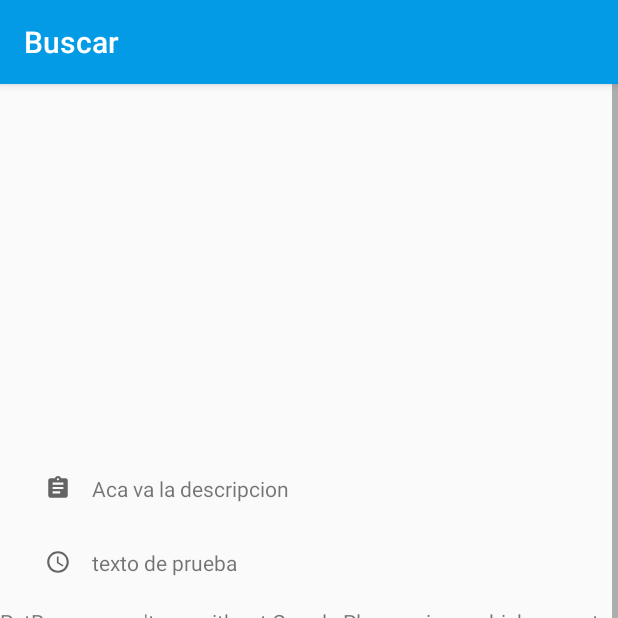
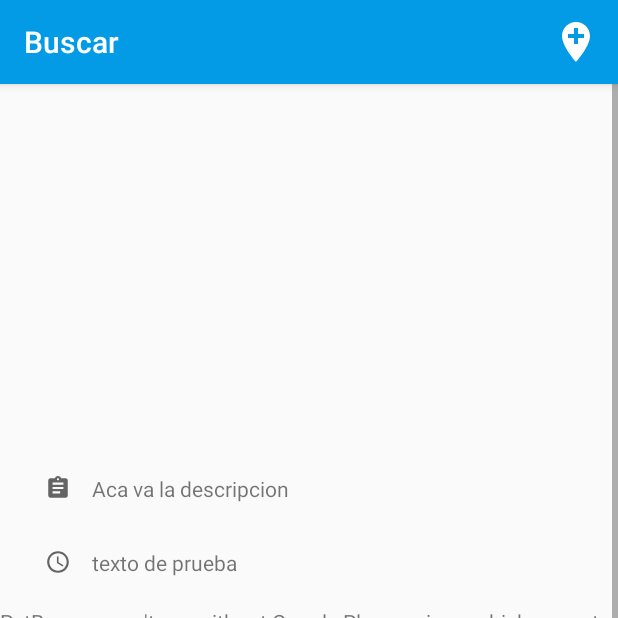
Before and after one commit to BrianWolko/PetRescue, an Android app: the BuscarFragment screen opened through its navigation route, on a phone screen of 412 x 824 dp, the top half of it. Run offline under Robolectric (Android 15) with nearby library versions, the phone set to English and light mode, and no system bars; our stand-ins replace Firebase (no records; nobody signed in at launch, a user with empty details on screens opened directly), navigation-ui; libraries missing offline, so code that uses them is left out: com.flaviofaria.kenburnsview, com.ramotion.cardslider; pictures from the network do not load; 4 statements that could not run were skipped.

Commit message:
Mejoras a BuscarFragment
Ahora tiene un botton en la ActionBar que muestra una BottomSheet View que servira para guardar y enviar todos los datos de una mascota (Falta implementar esa parte)

Cuando se toca a una mascota se detecta cual fue seleccionada. Por ahora solo logea cual es, despues hará que se navegue hacia un nuevo Fragment. Este fragment ya esta creado. PetDetailFragment. El modelo Pet es parceleable

```diff
--- a/app/src/main/java/com/wolkorp/petrescue/adapters/PetsAdapter.kt
+++ b/app/src/main/java/com/wolkorp/petrescue/adapters/PetsAdapter.kt
@@ -6,12 +6,13 @@ import android.view.View
 import android.view.ViewGroup
 import android.widget.ImageView
 import android.widget.TextView
+import androidx.cardview.widget.CardView
 import androidx.recyclerview.widget.RecyclerView
 import com.bumptech.glide.Glide
 import com.wolkorp.petrescue.R
 import com.wolkorp.petrescue.models.Pet
 
-class PetsAdapter(private var petsList: ArrayList<Pet>, private val context: Context): RecyclerView.Adapter<PetsAdapter.PetViewHolder>() {
+class PetsAdapter(private var petsList: ArrayList<Pet>, private val context: Context, var onPetClicked: (Pet) -> Unit): RecyclerView.Adapter<PetsAdapter.PetViewHolder>() {
 
 
 
@@ -41,6 +42,10 @@ class PetsAdapter(private var petsList: ArrayList<Pet>, private val context: Con
             .into(holder.getImageView())
 
 
+
+        holder.getCardLayout().setOnClickListener {
+            onPetClicked(petsList[position])
+        }
     }
 
 
@@ -48,10 +53,12 @@ class PetsAdapter(private var petsList: ArrayList<Pet>, private val context: Con
 
     class PetViewHolder(view: View) : RecyclerView.ViewHolder(view) {
 
+        private var holderView : View
         private val petImage: ImageView
 
 
         init {
+            this.holderView = view
             this.petImage = view.findViewById(R.id.pet_image)
         }
 
@@ -60,6 +67,10 @@ class PetsAdapter(private var petsList: ArrayList<Pet>, private val context: Con
             return petImage
         }
 
+        fun getCardLayout(): CardView {
+            return holderView.findViewById(R.id.pet_container)
+        }
+
     }
 
 }
--- a/app/src/main/java/com/wolkorp/petrescue/fragments/BuscarFragment.kt
+++ b/app/src/main/java/com/wolkorp/petrescue/fragments/BuscarFragment.kt
@@ -1,9 +1,9 @@
 package com.wolkorp.petrescue.fragments
 
 import android.os.Bundle
-import android.view.LayoutInflater
-import android.view.View
-import android.view.ViewGroup
+import android.util.Log
+import android.view.*
+import android.widget.Button
 import android.widget.TextSwitcher
 import android.widget.TextView
 import android.widget.ViewSwitcher
@@ -14,6 +14,7 @@ import com.google.android.gms.maps.GoogleMap
 import com.google.android.gms.maps.OnMapReadyCallback
 import com.google.android.gms.maps.model.LatLng
 import com.google.android.gms.maps.model.MarkerOptions
+import com.google.android.material.bottomsheet.BottomSheetDialog
 import com.ramotion.cardslider.CardSliderLayoutManager
 import com.ramotion.cardslider.CardSnapHelper
 import com.wolkorp.petrescue.R
@@ -34,6 +35,12 @@ class BuscarFragment : Fragment(), OnMapReadyCallback {
     private lateinit var mapa: GoogleMap
 
 
+    override fun onCreate(savedInstanceState: Bundle?) {
+        super.onCreate(savedInstanceState)
+        setHasOptionsMenu(true)
+    }
+
+
     override fun onActivityCreated(savedInstanceState: Bundle?) {
         super.onActivityCreated(savedInstanceState)
 
@@ -52,6 +59,12 @@ class BuscarFragment : Fragment(), OnMapReadyCallback {
         // Inflate the layout for this fragment
         fragmentView = inflater.inflate(R.layout.fragment_buscar, container, false)
         return fragmentView
+    }
+
+
+    override fun onCreateOptionsMenu(menu: Menu, inflater: MenuInflater) {
+        inflater.inflate(R.menu.buscar_fragment_menu, menu)
+        super.onCreateOptionsMenu(menu, inflater)
     }
 
 
@@ -103,7 +116,7 @@ class BuscarFragment : Fragment(), OnMapReadyCallback {
 
 
     private fun setUpReciclerView() {
-        reciclerView.adapter = PetsAdapter(petsList, requireContext())
+        reciclerView.adapter = PetsAdapter(petsList, requireContext()) { selectedPet -> onPetClick(selectedPet) }
         reciclerView.layoutManager = CardSliderLayoutManager(requireContext())
         CardSnapHelper().attachToRecyclerView(reciclerView);
 
@@ -196,4 +209,63 @@ class BuscarFragment : Fragment(), OnMapReadyCallback {
     }
 
 
+    // Funcion que se llama cuando se toca el botton de la ActionBar
+    override fun onOptionsItemSelected(item: MenuItem): Boolean {
+
+        when (item.itemId) {
+            // Boton para abrir el popup
+            R.id.menu_add_pet_location -> {
+                // todo:  mostrar el popup view
+                showBottomSheetView()
+            }
+        }
+        return super.onOptionsItemSelected(item)
+    }
+
+
+    // Muestra un Bottom Sheet que contiene los campos necesarios para subir una nueva mascota
+    private fun showBottomSheetView() {
+
+        val bottomSheetDialog = BottomSheetDialog(requireContext(), R.style.BottomSheetTheme)
+        val addPetBottomSheet = LayoutInflater
+            .from(requireContext().applicationContext)
+            .inflate(R.layout.bottom_sheet_add_pet_location, fragmentView.findViewById(R.id.bottomSheetContainer))
+
+
+        val uploadPetButton: Button = addPetBottomSheet.findViewById(R.id.buttonUploadPet)
+        uploadPetButton.setOnClickListener {
+           // todo: Subir mascota a firebase
+            bottomSheetDialog.dismiss()
+        }
+
+        val dismmissButton: Button = addPetBottomSheet.findViewById(R.id.button_dismiss)
+        dismmissButton.setOnClickListener {
+            bottomSheetDialog.dismiss()
+        }
+
+
+        val addPhotoButton: Button = addPetBottomSheet.findViewById(R.id.button_add_photo)
+        addPhotoButton.setOnClickListener {
+            Log.d("BuscarFragment", "Se toco el button agregar foto")
+
+        }
+
+
+
+        bottomSheetDialog.setContentView(addPetBottomSheet)
+        bottomSheetDialog.show()
+
+    }
+
+
+    //Funcion que se llama cuando el usuario toca una Mascota
+    private fun onPetClick(selectedPet: Pet) {
+        Log.d("BuscarFragment", "La mascota tocada es ${selectedPet.fecha}")
+
+        // todo:    Cambiar estas por las correspondientes a una masctoa en ves de post
+        //val action = HistoriasFragmentDirections.actionHistoriasFragmentToPostDetailFragment(selectedPost)
+        //fragmentView.findNavController().navigate(action)
+    }
+
+
 }
--- /dev/null
+++ b/app/src/main/res/drawable/ic_baseline_add_location.xml
@@ -0,0 +1,10 @@
+<vector xmlns:android="http://schemas.android.com/apk/res/android"
+    android:width="34dp"
+    android:height="34dp"
+    android:viewportWidth="24"
+    android:viewportHeight="24"
+    android:tint="?attr/colorControlNormal">
+  <path
+      android:fillColor="@android:color/white"
+      android:pathData="M12,2C8.14,2 5,5.14 5,9c0,5.25 7,13 7,13s7,-7.75 7,-13c0,-3.86 -3.14,-7 -7,-7zM16,10h-3v3h-2v-3L8,10L8,8h3L11,5h2v3h3v2z"/>
+</vector>
--- a/app/src/main/res/layout/fragment_welcome.xml
+++ b/app/src/main/res/layout/fragment_welcome.xml
@@ -76,6 +76,7 @@ android:textStyle="bold"            />
                 android:layout_weight="1"
                 android:background="@drawable/rounded_button_green"
                 android:text="Ingresar"
+                android:textAllCaps="false"
                 android:textColor="#ECEFF1"/>
 
         </LinearLayout>
--- a/app/src/main/res/layout/pet_container.xml
+++ b/app/src/main/res/layout/pet_container.xml
@@ -1,9 +1,8 @@
 <?xml version="1.0" encoding="utf-8"?>
 <androidx.cardview.widget.CardView
+    android:id="@+id/pet_container"
     xmlns:android="http://schemas.android.com/apk/res/android"
     xmlns:app="http://schemas.android.com/apk/res-auto"
-
-    xmlns:tools="http://schemas.android.com/tools"
     android:layout_width="match_parent"
     android:layout_height="match_parent"
     android:layout_margin="10dp"
--- a/app/src/main/res/layout/popup_addpost.xml
+++ b/app/src/main/res/layout/popup_addpost.xml
@@ -1,6 +1,7 @@
 <?xml version="1.0" encoding="utf-8"?>
 
-<androidx.constraintlayout.widget.ConstraintLayout xmlns:android="http://schemas.android.com/apk/res/android"
+<androidx.constraintlayout.widget.ConstraintLayout
+    xmlns:android="http://schemas.android.com/apk/res/android"
     xmlns:app="http://schemas.android.com/apk/res-auto"
     xmlns:tools="http://schemas.android.com/tools"
     android:layout_width="match_parent"
--- /dev/null
+++ b/app/src/main/res/menu/buscar_fragment_menu.xml
@@ -0,0 +1,10 @@
+<?xml version="1.0" encoding="utf-8"?>
+<menu xmlns:android="http://schemas.android.com/apk/res/android"
+    xmlns:app="http://schemas.android.com/apk/res-auto">
+
+    <item
+        android:id="@+id/menu_add_pet_location"
+        android:icon="@drawable/ic_baseline_add_location"
+        app:showAsAction="ifRoom" />
+
+</menu>
--- a/app/src/main/res/navigation/main_navigation_graph.xml
+++ b/app/src/main/res/navigation/main_navigation_graph.xml
@@ -9,7 +9,11 @@
         android:id="@+id/buscarFragment"
         android:name="com.wolkorp.petrescue.fragments.BuscarFragment"
         android:label="Buscar"
-        tools:layout="@layout/fragment_buscar" />
+        tools:layout="@layout/fragment_buscar" >
+        <action
+            android:id="@+id/action_buscarFragment_to_petDetailFragment"
+            app:destination="@id/petDetailFragment" />
+    </fragment>
 
     <fragment
         android:id="@+id/historiasFragment"
@@ -31,5 +35,14 @@
         android:name="com.wolkorp.petrescue.AuthActivity"
         android:label="activity_auth"
         tools:layout="@layout/activity_auth" />
+    <fragment
+        android:id="@+id/petDetailFragment"
+        android:name="com.wolkorp.petrescue.fragments.PetDetailFragment"
+        android:label="fragment_pet_detail"
+        tools:layout="@layout/fragment_pet_detail" >
+        <argument
+            android:name="selectedPet"
+            app:argType="com.wolkorp.petrescue.models.Pet" />
+    </fragment>
 
 </navigation>
--- a/app/src/main/res/values/styles.xml
+++ b/app/src/main/res/values/styles.xml
@@ -17,4 +17,13 @@
 
     </style>
 
+
+    <style name="BottomSheetTheme" parent="Theme.Design.Light.BottomSheetDialog" >
+        <item name="bottomSheetStyle">@style/BottomSheetStyle</item>
+    </style>
+
+    <style name="BottomSheetStyle" parent="Widget.Design.BottomSheet.Modal">
+        <item name="android:background">@android:color/transparent</item>
+    </style>
+
 </resources>
```
Also changed, not shown: app/src/main/java/com/wolkorp/petrescue/fragments/PetDetailFragment.kt (added, +22 -0 lines), app/src/main/java/com/wolkorp/petrescue/models/Pet.kt (+43 -1 lines), app/src/main/res/drawable/bottom_sheet_background.xml (added, +10 -0 lines), app/src/main/res/layout/bottom_sheet_add_pet_location.xml (added, +95 -0 lines), app/src/main/res/layout/fragment_pet_detail.xml (added, +16 -0 lines).
